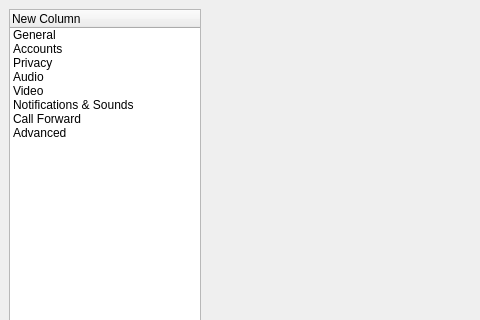
This is wengophone/src/presentation/qt/config/WengoConfigDialog.ui in tkrotoff/WengoPhone as Qt 5 draws it before an edit; both pictures show x 0 to 480 and y 0 to 320 of the 670 by 445 pixel window. The edited form follows.
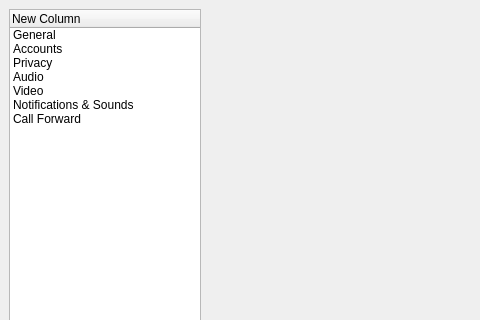
This is the edited form. Icons and pictures are not drawn.

Commit message: Removed the advanced settings panel

Diff of the .ui file:
```diff
--- a/wengophone/src/presentation/qt/config/WengoConfigDialog.ui
+++ b/wengophone/src/presentation/qt/config/WengoConfigDialog.ui
@@ -143,14 +143,6 @@
        <string>Call Forward</string>
       </property>
      </item>
-     <item>
-      <property name="text" >
-       <string>Advanced</string>
-      </property>
-      <property name="icon" >
-       <iconset resource="..\wengophone.qrc" >:/pics/config_advanced.png</iconset>
-      </property>
-     </item>
     </widget>
    </item>
   </layout>
```
